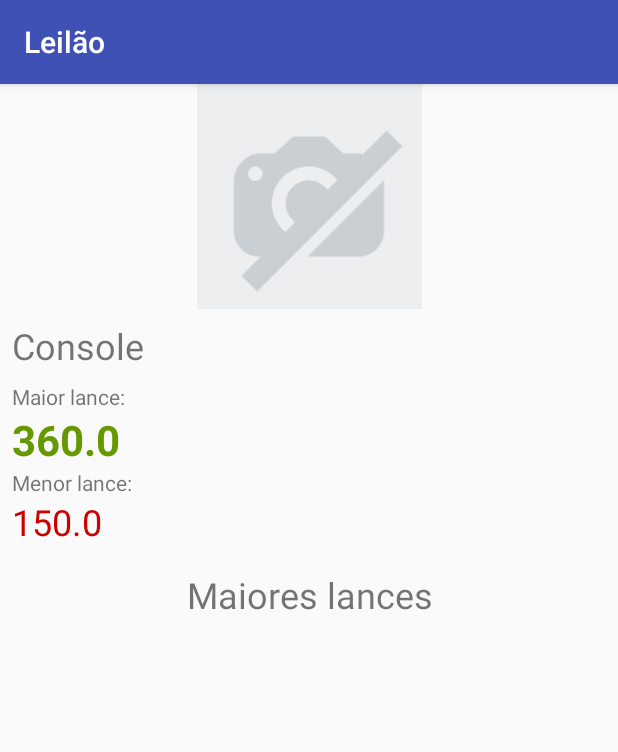
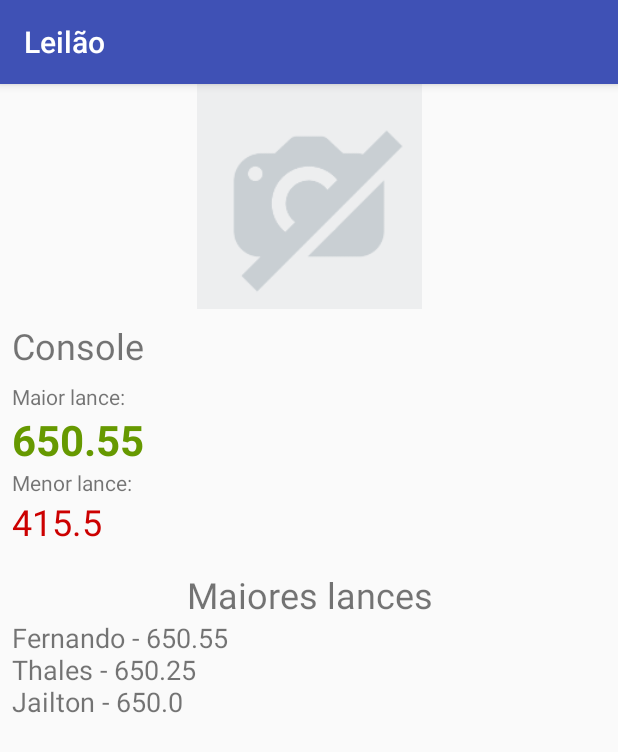
Before and after one commit to jailtonMaximo/testes-unitarios-android, an Android app: the screen it shows after launch (LancesLeilaoActivity), after a tap on "Console", on a phone screen of 412 x 824 dp. Shown: the top 752 px of the screen. Run offline under Robolectric (Android 15) with nearby library versions, the phone set to English and light mode, and no system bars.

Commit message:
adicionando os tres maiores lances mais novos testes

```diff
--- a/app/src/main/java/br/com/alura/leilao/model/Lance.java
+++ b/app/src/main/java/br/com/alura/leilao/model/Lance.java
@@ -1,8 +1,10 @@
 package br.com.alura.leilao.model;
+
+import android.support.annotation.NonNull;
 
 import java.io.Serializable;
 
-public class Lance implements Serializable {
+public class Lance implements Serializable,Comparable {
 
     private final Usuario usuario;
     private final double valor;
@@ -19,4 +21,16 @@ public class Lance implements Serializable {
     public double getValor() {
         return valor;
     }
+
+    @Override
+    public int compareTo(@NonNull Object o) {
+        Lance lance = (Lance) o;
+        if(valor > lance.valor)
+            return -1;
+
+        if(valor > lance.valor)
+            return  1;
+
+        return 0;
+    }
 }
--- a/app/src/main/java/br/com/alura/leilao/model/Leilao.java
+++ b/app/src/main/java/br/com/alura/leilao/model/Leilao.java
@@ -3,6 +3,8 @@ package br.com.alura.leilao.model;
 import java.io.Serializable;
 import java.math.BigDecimal;
 import java.util.ArrayList;
+import java.util.Collection;
+import java.util.Collections;
 import java.util.List;
 
 public class Leilao implements Serializable {
@@ -18,15 +20,11 @@ public class Leilao implements Serializable {
     }
 
     public void propoe(Lance lance){
+        lances.add(lance);
+        Collections.sort(lances);
         Double valorLance = lance.getValor();
-
-        if (maiorLance.isInfinite() || (valorLance > maiorLance)) {
-            maiorLance = valorLance;
-        }
-        if(menorLance.isInfinite() || (valorLance < menorLance)) {
-            menorLance = valorLance;
-        }
-
+        calculaMaiorLance(valorLance);
+        calculaMenorLance(valorLance);
     }
 
     private void calculaMaiorLance(Double valorLance) {
@@ -69,4 +67,13 @@ public class Leilao implements Serializable {
 
         return retorno;
     }
+
+    public List<Lance> getTresMaioresLances() {
+        int sizeLance = lances.size();
+
+        if(sizeLance > 3){
+            sizeLance = 3;
+        }
+        return lances.subList(0, sizeLance);
+    }
 }
--- a/app/src/main/java/br/com/alura/leilao/model/Usuario.java
+++ b/app/src/main/java/br/com/alura/leilao/model/Usuario.java
@@ -10,4 +10,7 @@ public class Usuario implements Serializable {
         this.nome = nome;
     }
 
+    public String getNome() {
+        return nome;
+    }
 }
--- a/app/src/main/java/br/com/alura/leilao/ui/activity/LancesLeilaoActivity.java
+++ b/app/src/main/java/br/com/alura/leilao/ui/activity/LancesLeilaoActivity.java
@@ -6,12 +6,15 @@ import android.os.Bundle;
 import android.widget.TextView;
 
 import br.com.alura.leilao.R;
+import br.com.alura.leilao.model.Lance;
 import br.com.alura.leilao.model.Leilao;
 
 public class LancesLeilaoActivity extends AppCompatActivity {
     private TextView descricao;
     private TextView maiorLance;
     private TextView menorLance;
+    private TextView tresMaioresLances;
+
     @Override
     protected void onCreate(Bundle savedInstanceState) {
         super.onCreate(savedInstanceState);
@@ -22,9 +25,17 @@ public class LancesLeilaoActivity extends AppCompatActivity {
             descricao = findViewById(R.id.lances_leilao_descricao);
             maiorLance = findViewById(R.id.lances_leilao_maior_lance);
             menorLance = findViewById(R.id.lances_leilao_menor_lance);
+            tresMaioresLances = findViewById(R.id.lances_leilao_maiores_lances);
+
             descricao.setText(leilao.getDescricao());
             maiorLance.setText(leilao.getMaiorLance().toString());
             menorLance.setText(leilao.getMenorLance().toString());
+
+            StringBuilder sb = new StringBuilder();
+            for (Lance lance: leilao.getTresMaioresLances() ) {
+                sb.append(lance.getUsuario().getNome() + " - " + lance.getValor() + "\n");
+            }
+            tresMaioresLances.setText(sb.toString());
         }
     }
 }
--- a/app/src/main/java/br/com/alura/leilao/ui/activity/ListaLeilaoActivity.java
+++ b/app/src/main/java/br/com/alura/leilao/ui/activity/ListaLeilaoActivity.java
@@ -35,14 +35,30 @@ public class ListaLeilaoActivity extends AppCompatActivity {
     }
 
     private List<Leilao> leiloesDeExemplo() {
+
         Leilao console = new Leilao("Console");
-        console.propoe(new Lance(new Usuario("Fernando"), 250.00));
-        console.propoe(new Lance(new Usuario("Jorge"), 360.00));
-        console.propoe(new Lance(new Usuario("Jailton"), 150.00));
+        Leilao Computador = new Leilao("Computador");
+        Leilao luvas = new Leilao("luvas");
 
+        luvas.propoe(new Lance(new Usuario("Fernando"), 250.00));
+        luvas.propoe(new Lance(new Usuario("Jorge"), 360.00));
+        luvas.propoe(new Lance(new Usuario("Jailton"), 370.00));
+        luvas.propoe(new Lance(new Usuario("Xavier"), 380.00));
+
+        Computador.propoe(new Lance(new Usuario("Jorge"), 400.00));
+        Computador.propoe(new Lance(new Usuario("Fernando"), 410.00));
+        Computador.propoe(new Lance(new Usuario("Amanda"), 415.00));
+        Computador.propoe(new Lance(new Usuario("Igor"), 890.00));
+
+        console.propoe(new Lance(new Usuario("Gabriel"), 415.50));
+        console.propoe(new Lance(new Usuario("Thales"), 650.25));
+        console.propoe(new Lance(new Usuario("Jailton"), 650.00));
+        console.propoe(new Lance(new Usuario("Fernando"), 650.55));
 
         return new ArrayList<>(Arrays.asList(
-                console
+                console,
+                Computador,
+                luvas
         ));
     }
 
```
Also changed, not shown: 1 other file.
